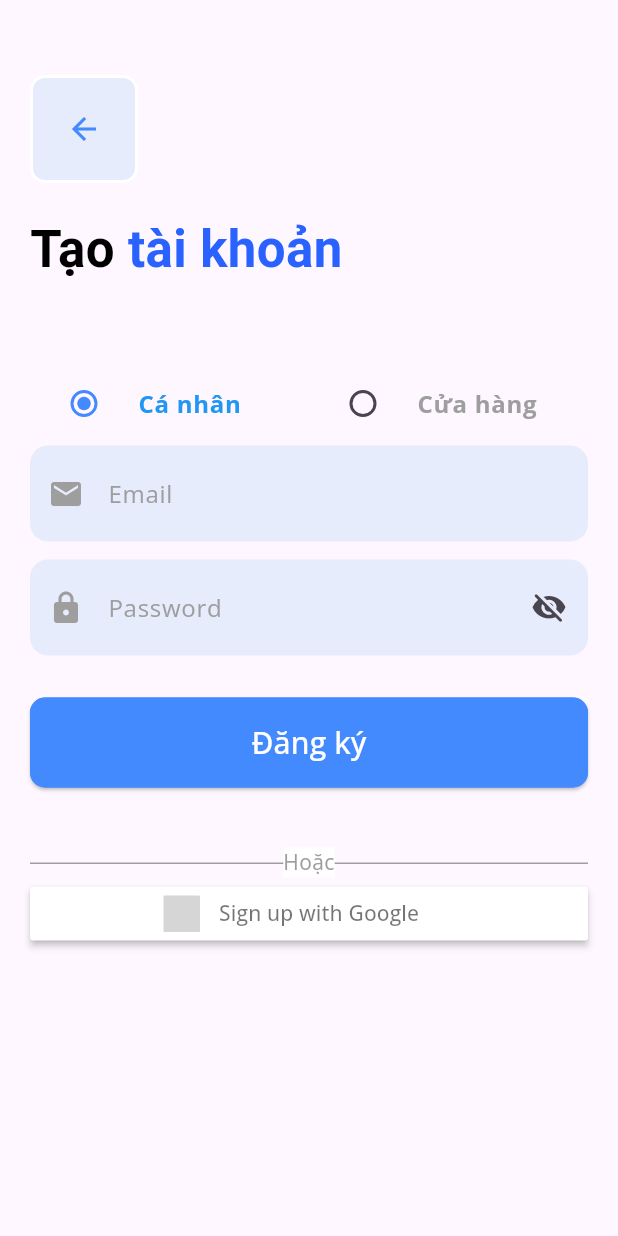
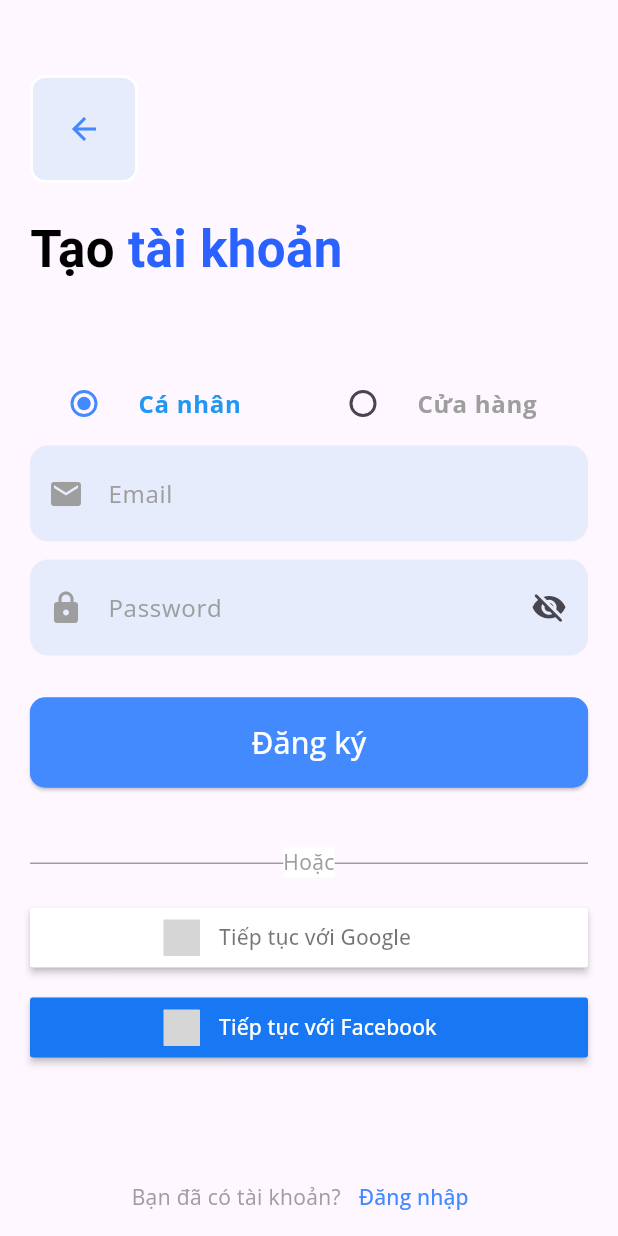
Before and after one commit to vnKhanhsDev/finca-app, a Flutter app: the SignUpScreen screen opened directly, on a phone screen of 412 x 824 dp. Run offline on Flutter 3.47's test engine with Material 3 defaults, Android fonts, the phone set to English and light mode, and no system bars; our stand-ins replace carousel_slider, dots_indicator, email_validator, flutter_signin_button; grey boxes are pictures that could not be loaded.

Commit message:
sign_up_screen

```diff
--- a/front-end/flutter_app/lib/screens/sign_up_screen.dart
+++ b/front-end/flutter_app/lib/screens/sign_up_screen.dart
@@ -207,10 +207,21 @@ class _SignUpScreenState extends State<SignUpScreen>{
                 ),
               ),
               Container(
+                margin: EdgeInsets.only(top: 20, bottom: 20),
                 width: double.infinity,
+                height: 40,
                 child:SignInButton(
                   Buttons.Google,
-                  text: "Sign up with Google",
+                  text: "Tiếp tục với Google",
+                  onPressed: () {},
+                ),
+              ),
+              Container(
+                width: double.infinity,
+                height: 40,
+                child:SignInButton(
+                  Buttons.FacebookNew,
+                  text: "Tiếp tục với Facebook",
                   onPressed: () {},
                 ),
               ),
@@ -218,6 +229,24 @@ class _SignUpScreenState extends State<SignUpScreen>{
           ),
         )
       ),
+      bottomNavigationBar: Container(
+        height: 50,
+        child: Column(
+          mainAxisAlignment: MainAxisAlignment.center,
+          children: [
+            Container(
+              margin: EdgeInsets.only(bottom: 12),
+              child: Row(
+                mainAxisAlignment: MainAxisAlignment.center,
+                children: [
+                  Text('Bạn đã có tài khoản?', style: TextStyle(color: Colors.grey),),
+                  TextButton(onPressed: (){}, child: Text('Đăng nhập', style: TextStyle(color: Colors.blueAccent),))
+                ],
+              ),
+            ),
+          ],
+        ),
+      ),
     );
   }
 }
```
